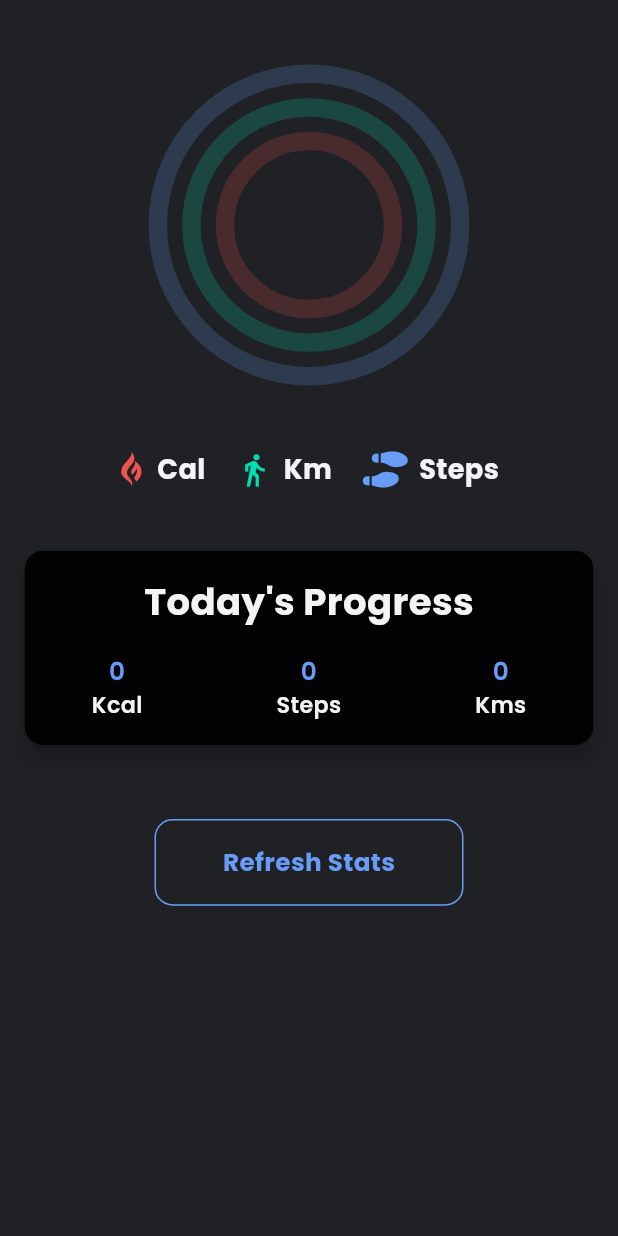
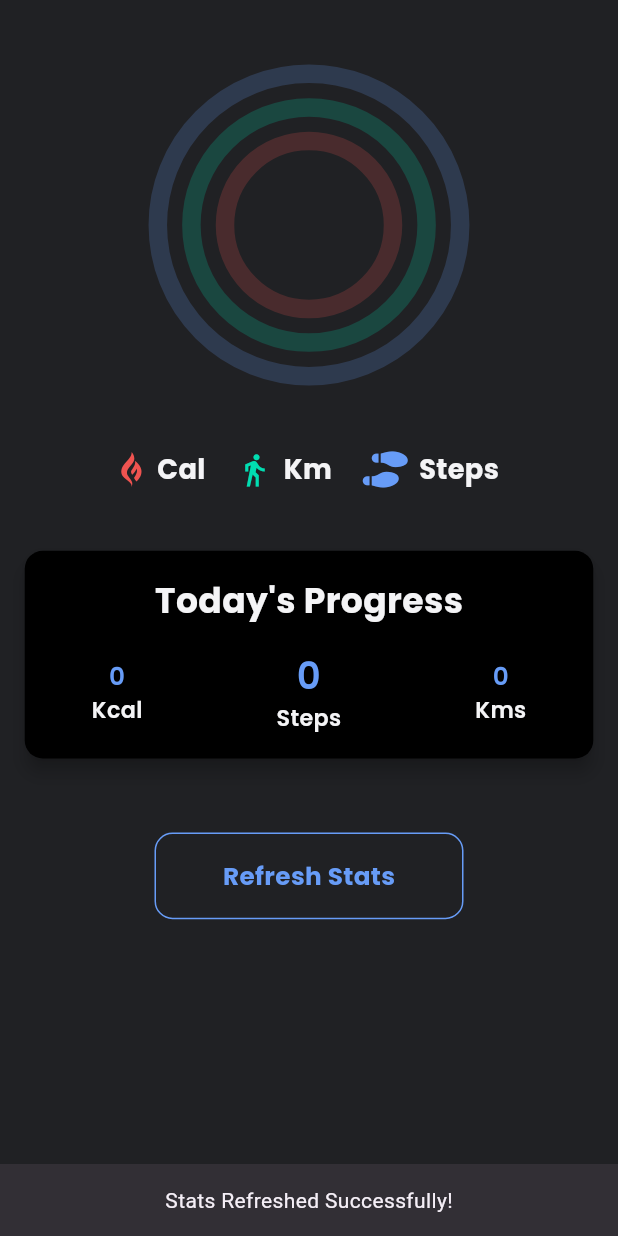
Before and after one commit to vishalbalani/fitness_tracker, a Flutter app: the HomeScreen screen opened by its route, after a tap on "Refresh Stats", on a phone screen of 412 x 824 dp. Run offline on Flutter 3.47's test engine with Material 3 defaults, Android fonts, the light colour scheme and no system bars; our stand-ins replace firebase_core, flutter_local_notifications, flutter_riverpod, font_awesome_flutter, google_fonts, permission_handler and 3 more; missing offline and left inert: flutter_foreground_task, health; accounts and stored records are empty; generated files the repository leaves out were written again; statements that could not run were skipped.

Commit message:
Notification Message UI Upgrades

```diff
--- a/lib/constants/colors.dart
+++ b/lib/constants/colors.dart
@@ -6,5 +6,7 @@ Color kLightRed = Colors.red.shade400;
 const Color kLightPurple = Color(0xff01ddb1);
 const Color kLightBlue = Color(0xff679cf7);
 Color kLightGray = Colors.grey.shade200;
+const Color kBlack = Colors.black;
+
 
 const Color kOffWhite = Color(0xfff4f4f6);
--- a/lib/screens/home_screen.dart
+++ b/lib/screens/home_screen.dart
@@ -1,6 +1,7 @@
 import 'package:fitness_tracker/constants/colors.dart';
 import 'package:fitness_tracker/constants/size.dart';
 import 'package:fitness_tracker/services/fitness_data_service.dart';
+import 'package:fitness_tracker/utils/snake_bar.dart';
 import 'package:fitness_tracker/widgets/app_style.dart';
 import 'package:fitness_tracker/widgets/custom_button.dart';
 import 'package:fitness_tracker/widgets/custom_text.dart';
@@ -10,7 +11,7 @@ import 'package:flutter/material.dart';
 import 'package:flutter_riverpod/flutter_riverpod.dart';
 
 import 'package:fitness_tracker/providers/fitness_data_provider.dart';
-import 'package:fitness_tracker/utils/permission_handel.dart';
+import 'package:fitness_tracker/utils/permission_handle.dart';
 import 'package:fitness_tracker/widgets/background_handler_widget.dart';
 
 class HomeScreen extends ConsumerStatefulWidget {
@@ -40,10 +41,15 @@ class _HomeScreenState extends ConsumerState<HomeScreen> {
           child: Column(
             mainAxisAlignment: MainAxisAlignment.start,
             children: [
-              const RadialBarGraphWidget(),
+              RadialBarGraphWidget(
+                totalSteps: fitnessDataNullCheck ? 0 : fitnessData.totalSteps,
+                totalKms: fitnessDataNullCheck ? 0 : fitnessData.totalDistance,
+                totalCalories:
+                    fitnessDataNullCheck ? 0 : fitnessData.totalCalories,
+              ),
               SizedBox(height: getHeight(context, 5)),
               Card(
-                  color: Colors.black.withOpacity(0.9),
+                  color: kBlack,
                   elevation: 5,
                   margin:
                       EdgeInsets.symmetric(horizontal: getWidth(context, 4)),
@@ -55,7 +61,7 @@ class _HomeScreenState extends ConsumerState<HomeScreen> {
                         TextWidget(
                             text: "Today's Progress",
                             style: appstyle(
-                                getHeight(context, 3), FontWeight.bold,
+                                getHeight(context, 2.8), FontWeight.bold,
                                 color: kOffWhite)),
                         SizedBox(height: getHeight(context, 2)),
                         GraphDataWidget(
@@ -76,6 +82,7 @@ class _HomeScreenState extends ConsumerState<HomeScreen> {
               CustomButton(
                 onTap: () {
                   ref.read(fitnessDataServiceProvider);
+                  showSnackBar(context, "Stats Refreshed Successfully!");
                 },
                 width: getWidth(context, 50),
                 height: getHeight(context, 7),
--- a/lib/screens/splash_screen.dart
+++ b/lib/screens/splash_screen.dart
@@ -1,6 +1,6 @@
 import 'package:fitness_tracker/constants/colors.dart';
 import 'package:fitness_tracker/services/auth/login.dart';
-import 'package:fitness_tracker/utils/permission_handel.dart';
+import 'package:fitness_tracker/utils/permission_handle.dart';
 import 'package:flutter/material.dart';
 import 'package:flutter_riverpod/flutter_riverpod.dart';
 
--- a/lib/services/fitness_data_service.dart
+++ b/lib/services/fitness_data_service.dart
@@ -77,10 +77,8 @@ Future<FitnessDataModel?> fitnessDataService(FitnessDataServiceRef ref) async {
 
     if ((current - previous) >= 1 && previousTotalSteps != 0) {
       notificationService.showNotification(
-        title:
-            "Amazing progress! You've just reached another milestone of ${(totalSteps ~/ 100) * 100} steps",
-        body: 'Total Distance: ${totalDistance.toStringAsFixed(2)} km\n'
-            'Total Calories Burned: ${totalCalories.toStringAsFixed(2)} Calories',
+        title: "You're on fire! Milestone achieved! 🔥",
+        body: '${(totalSteps ~/ 100) * 100} steps and counting!',
       );
       await prefs.setInt('totalSteps', totalSteps);
     }
--- a/lib/utils/permission_handel.dart
+++ b/lib/utils/permission_handle.dart
@@ -20,7 +20,6 @@ Future<void> requestPermissionForBackgroundTask() async {
   if (notificationPermissionStatus != NotificationPermission.granted) {
     await FlutterForegroundTask.requestNotificationPermission();
   }
-
 }
 
 Future<void> notificationInitialization() async {
--- /dev/null
+++ b/lib/utils/snake_bar.dart
@@ -0,0 +1,10 @@
+import 'package:flutter/material.dart';
+
+void showSnackBar(BuildContext context, String text) {
+  ScaffoldMessenger.of(context).showSnackBar(
+    SnackBar(
+      content: Center(child: Text(text)),
+      duration: const Duration(seconds: 3),
+    ),
+  );
+}
--- a/lib/widgets/graph_data_tile.dart
+++ b/lib/widgets/graph_data_tile.dart
@@ -21,18 +21,19 @@ class GraphDataWidget extends StatelessWidget {
       mainAxisAlignment: MainAxisAlignment.spaceAround,
       children: [
         dataTile(context, totalCalories.toString(), "Kcal"),
-        dataTile(context, totalSteps.toString(), "Steps"),
+        dataTile(context, totalSteps.toString(), "Steps", size: 3),
         dataTile(context, totalKms.toString(), "Kms"),
       ],
     );
   }
 
-  Widget dataTile(BuildContext context, String data, String unit) {
+  Widget dataTile(BuildContext context, String data, String unit,
+      {double size = 2}) {
     return Column(
       children: [
         TextWidget(
             text: data,
-            style: appstyle(getHeight(context, 2), FontWeight.w600,
+            style: appstyle(getHeight(context, size), FontWeight.w600,
                 color: kLightBlue)),
         SizedBox(width: getWidth(context, 1.5)),
         TextWidget(
--- a/lib/widgets/graph_widget.dart
+++ b/lib/widgets/graph_widget.dart
@@ -1,23 +1,25 @@
 import 'package:fitness_tracker/constants/colors.dart';
 import 'package:fitness_tracker/constants/size.dart';
 import 'package:fitness_tracker/model/radial_graph_model.dart';
-import 'package:fitness_tracker/providers/fitness_data_provider.dart';
 import 'package:fitness_tracker/widgets/app_style.dart';
 import 'package:fitness_tracker/widgets/custom_text.dart';
 import 'package:flutter/material.dart';
-import 'package:flutter_riverpod/flutter_riverpod.dart';
 import 'package:font_awesome_flutter/font_awesome_flutter.dart';
 import 'package:syncfusion_flutter_charts/charts.dart';
 
-class RadialBarGraphWidget extends ConsumerWidget {
-  const RadialBarGraphWidget({
-    super.key,
-  });
+class RadialBarGraphWidget extends StatelessWidget {
+  const RadialBarGraphWidget(
+      {super.key,
+      required this.totalSteps,
+      required this.totalKms,
+      required this.totalCalories});
+
+  final int totalSteps;
+  final double totalKms;
+  final double totalCalories;
 
   @override
-  Widget build(BuildContext context, WidgetRef ref) {
-    final fitnessData = ref.watch(fitnessDataProvider);
-
+  Widget build(BuildContext context) {
     return Column(
       children: [
         SfCircularChart(
@@ -31,13 +33,11 @@ class RadialBarGraphWidget extends ConsumerWidget {
               maximumValue: 100,
               dataSource: <RadialBarGraphModel>[
                 RadialBarGraphModel(
-                    (fitnessData?.totalCalories ?? 0) * 100 / 1000,
-                    'Calories',
-                    kLightRed),
-                RadialBarGraphModel(fitnessData?.totalDistance ?? 0 * 100 / 10,
-                    'Total Kms', kLightPurple),
-                RadialBarGraphModel(fitnessData?.totalSteps ?? 0 * 100 / 10000,
-                    'Steps', kLightBlue),
+                    totalCalories * 100 / 1000, 'Calories', kLightRed),
+                RadialBarGraphModel(
+                    totalKms * 100 / 10, 'Total Kms', kLightPurple),
+                RadialBarGraphModel(
+                    totalSteps * 100 / 10000, 'Steps', kLightBlue),
               ],
               xValueMapper: (RadialBarGraphModel data, _) => data.xData,
               yValueMapper: (RadialBarGraphModel data, _) => data.yData,
```
